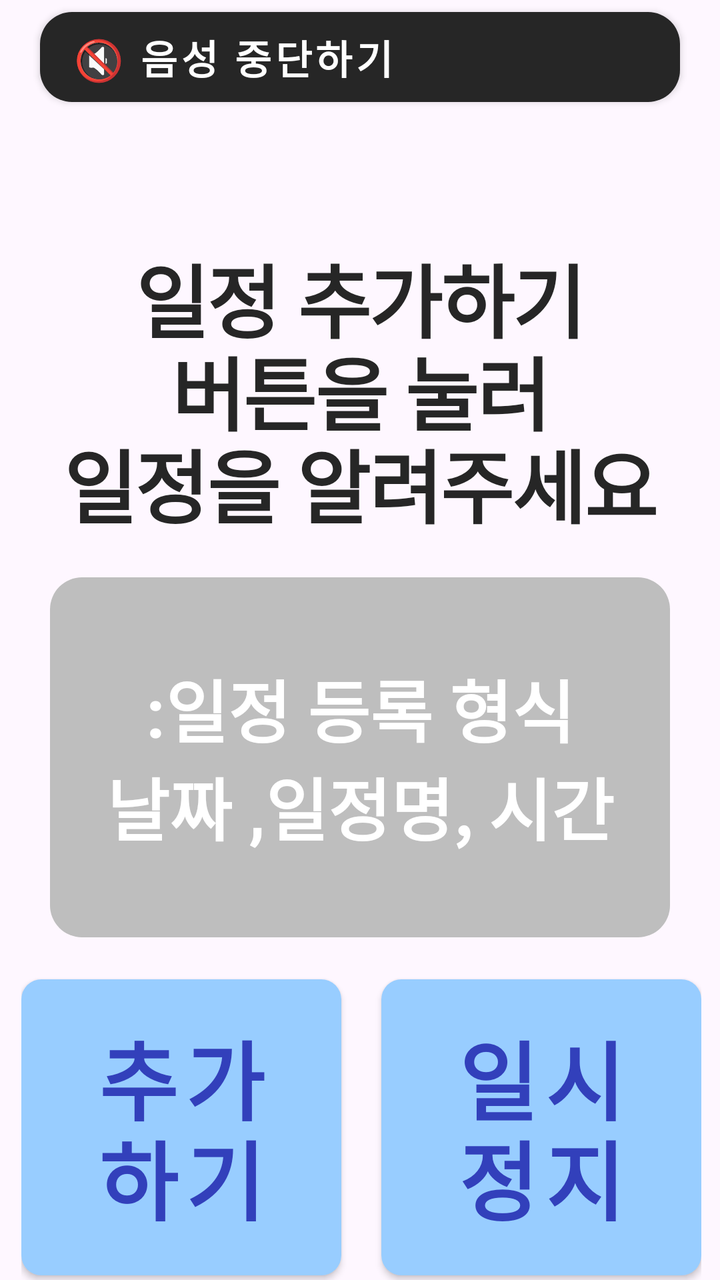
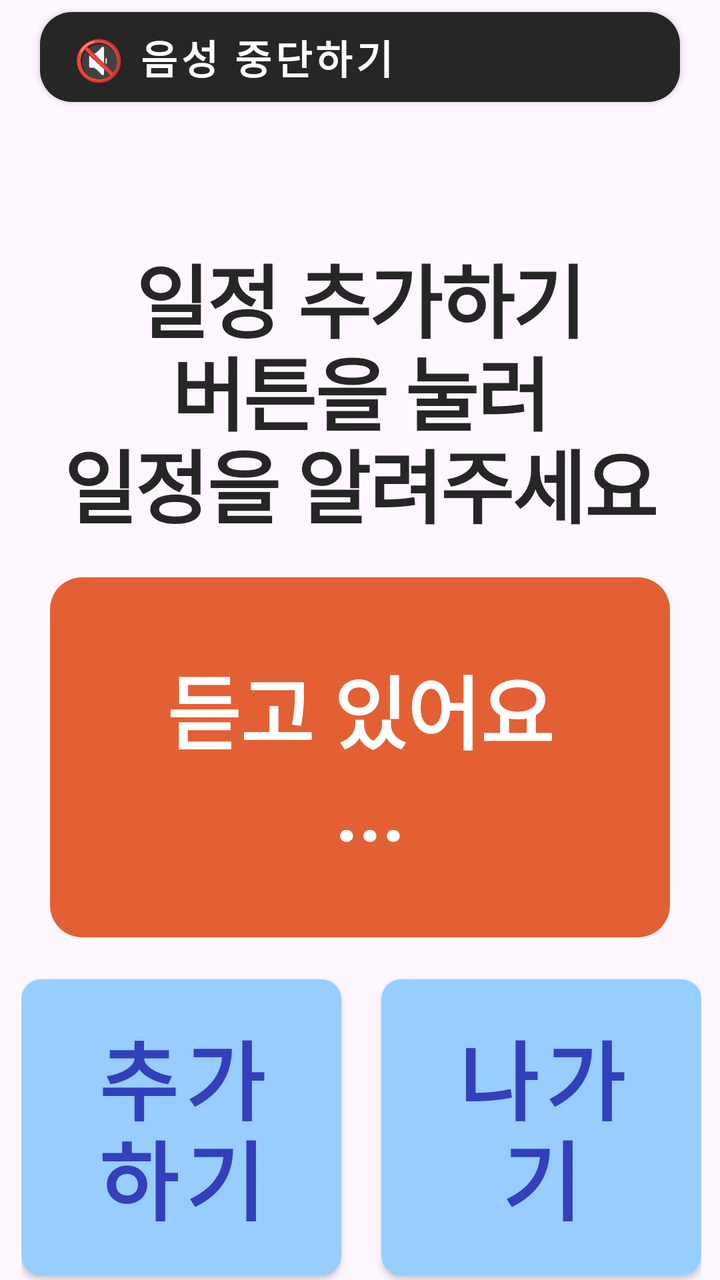

The first picture is an Android layout as it rendered before a commit; the second is the same layout after the commit. The layout source and the unified diff follow.
<!-- AndroidManifest.xml: application theme Theme.Project -->
<!-- res/layout/activity_add_schedule.xml -->
<?xml version="1.0" encoding="utf-8"?>
<androidx.constraintlayout.widget.ConstraintLayout xmlns:android="http://schemas.android.com/apk/res/android"
    xmlns:app="http://schemas.android.com/apk/res-auto"
    xmlns:tools="http://schemas.android.com/tools"
    android:id="@+id/main"
    android:layout_width="match_parent"
    android:layout_height="match_parent">

    <com.google.android.material.button.MaterialButton
        android:id="@+id/VoulumOnBtn"
        style="@style/VolumeOnButton"
        android:layout_height="wrap_content"
        android:layout_width="0dp"
        android:text="🔇 음성 중단하기"
        android:layout_marginStart="20dp"
        android:layout_marginEnd="20dp"
        app:layout_constraintStart_toStartOf="parent"
        app:layout_constraintEnd_toEndOf="parent"
        app:layout_constraintTop_toTopOf="parent" />


    <TextView
        android:id="@+id/textView"
        style="@style/BoldText"
        android:layout_width="wrap_content"
        android:layout_height="wrap_content"
        android:layout_marginTop="120dp"
        android:lineSpacingMultiplier="0.8"
        android:letterSpacing="-0.02"
        android:minLines="3"
        android:text="일정 추가하기\n버튼을 눌러\n일정을 알려주세요"
        app:layout_constraintEnd_toEndOf="parent"
        app:layout_constraintStart_toStartOf="parent"
        app:layout_constraintTop_toTopOf="parent" />


    <TextView
        android:id="@+id/textView2"
        android:background="@drawable/rounded_background"
        android:backgroundTint="#BEBEBE"
        android:textColor="#FFFFFF"
        android:textStyle="bold"
        android:gravity="center"
        android:paddingTop="4dp"
        android:paddingBottom="4dp"
        android:layout_width="0dp"
        android:layout_height="180dp"
        android:layout_marginStart="25dp"
        android:layout_marginTop="18dp"
        android:layout_marginEnd="25dp"
        android:text=":일정 등록 형식\n날짜 ,일정명, 시간"
        android:textSize="34sp"
        app:layout_constraintEnd_toEndOf="parent"
        app:layout_constraintHorizontal_bias="1.0"
        app:layout_constraintStart_toStartOf="parent"
        app:layout_constraintTop_toBottomOf="@+id/textView" />

    <LinearLayout
        android:id="@+id/row1"
        android:layout_width="wrap_content"
        android:layout_height="0dp"
        android:layout_marginStart="20dp"
        android:layout_marginTop="15dp"
        android:layout_marginEnd="20dp"
        android:baselineAligned="false"
        android:orientation="horizontal"
        app:layout_constraintEnd_toEndOf="parent"
        app:layout_constraintHorizontal_bias="0.483"
        app:layout_constraintStart_toStartOf="parent"
        app:layout_constraintTop_toBottomOf="@+id/textView2">

        <com.google.android.material.button.MaterialButton
            android:id="@+id/BtnSchedule"
            style="@style/EnabledBtn"
            android:layout_width="160dp"
            android:layout_height="160dp"
            android:layout_marginEnd="20dp"
            android:text="추가\n하기"
            android:textSize="43dp" />

        <com.google.android.material.button.MaterialButton
            android:id="@+id/btnStop"
            style="@style/EnabledBtn"
            android:layout_width="160dp"
            android:layout_height="160dp"
            android:textSize="43dp"
            android:text="일시\n정지" />

    </LinearLayout>

    <LinearLayout
        android:id="@+id/row2"
        android:layout_width="wrap_content"
        android:layout_height="wrap_content"
        android:layout_marginTop="20dp"
        android:orientation="horizontal"
        android:baselineAligned="false"
        app:layout_constraintEnd_toEndOf="parent"
        app:layout_constraintHorizontal_bias="0.492"
        app:layout_constraintStart_toStartOf="parent"
        app:layout_constraintTop_toBottomOf="@+id/row1">

        <com.google.android.material.button.MaterialButton
            android:id="@+id/BtnRetry"
            style="@style/EnabledBtn"
            android:layout_width="160dp"
            android:layout_height="160dp"
            android:textSize="43dp"
            android:layout_marginEnd="20dp"
            android:text="다시\n듣기" />

        <com.google.android.material.button.MaterialButton
            android:id="@+id/BtnExit"
            style="@style/EnabledBtn"
            android:layout_width="160dp"
            android:layout_height="160dp"
            android:text="취소" />

    </LinearLayout>



</androidx.constraintlayout.widget.ConstraintLayout>
<!-- resources referenced by this layout -->
<resources>
  <!-- drawable rounded_background (drawable) -->
  <?xml version="1.0" encoding="utf-8"?>
  <shape xmlns:android="http://schemas.android.com/apk/res/android">
      <corners android:radius="16dp" />
  </shape>
  <style name="BoldText" parent="Widget.AppCompat.TextView">
          <item name="android:textColor">#262626</item>
          <item name="android:textStyle">bold</item>
          <item name="android:textSize">40sp</item>
          <item name="android:gravity">center</item>
          <item name="android:maxWidth">340dp</item>
      </style>
  <style name="EnabledBtn" parent="Widget.MaterialComponents.Button">
          <item name="cornerRadius">10dp</item>
          <item name="backgroundTint">#98CDFF</item>
          <item name="android:textColor">#3240BB</item>
          <item name="android:textSize">50sp</item>
          <item name="android:textStyle">bold</item>
          <item name="android:lineSpacingMultiplier">0.8</item>
      </style>
  <style name="VolumeOnButton" parent="Widget.MaterialComponents.Button">
          <item name="cornerRadius">16dp</item>
          <item name="backgroundTint">#262626</item>
          <item name="android:textColor">#FFFFFF</item>
          <item name="android:textSize">20sp</item>
          <item name="android:textStyle">bold</item>
          <item name="android:gravity">left</item>
          <item name="paddingStart">20dp</item>
          <item name="android:paddingVertical">8dp</item>
      </style>
  <style name="Theme.Project" parent="Base.Theme.Project" />
  <style name="Base.Theme.Project" parent="Theme.Material3.Light.NoActionBar">
        
        
        
        
     </style>
</resources>

<!-- the commit's change to res/layout/activity_add_schedule.xml (unified diff, before → after) -->
@@ -27,7 +27,6 @@
         android:layout_marginTop="120dp"
         android:lineSpacingMultiplier="0.8"
         android:letterSpacing="-0.02"
-        android:minLines="3"
         android:text="일정 추가하기\n버튼을 눌러\n일정을 알려주세요"
         app:layout_constraintEnd_toEndOf="parent"
         app:layout_constraintStart_toStartOf="parent"
@@ -36,20 +35,14 @@
 
     <TextView
         android:id="@+id/textView2"
-        android:background="@drawable/rounded_background"
-        android:backgroundTint="#BEBEBE"
-        android:textColor="#FFFFFF"
-        android:textStyle="bold"
-        android:gravity="center"
-        android:paddingTop="4dp"
-        android:paddingBottom="4dp"
+        style="@style/TextBoxRed"
         android:layout_width="0dp"
         android:layout_height="180dp"
         android:layout_marginStart="25dp"
         android:layout_marginTop="18dp"
         android:layout_marginEnd="25dp"
-        android:text=":일정 등록 형식\n날짜 ,일정명, 시간"
-        android:textSize="34sp"
+        android:text="듣고 있어요\n ..."
+        android:textSize="40dp"
         app:layout_constraintEnd_toEndOf="parent"
         app:layout_constraintHorizontal_bias="1.0"
         app:layout_constraintStart_toStartOf="parent"
@@ -71,7 +64,7 @@
 
         <com.google.android.material.button.MaterialButton
             android:id="@+id/BtnSchedule"
-            style="@style/EnabledBtn"
+            style="@style/QnaStateButton"
             android:layout_width="160dp"
             android:layout_height="160dp"
             android:layout_marginEnd="20dp"
@@ -79,12 +72,12 @@
             android:textSize="43dp" />
 
         <com.google.android.material.button.MaterialButton
-            android:id="@+id/btnStop"
-            style="@style/EnabledBtn"
+            android:id="@+id/BtnTodo"
+            style="@style/QnaStateButton"
             android:layout_width="160dp"
             android:layout_height="160dp"
             android:textSize="43dp"
-            android:text="일시\n정지" />
+            android:text="나가기" />
 
     </LinearLayout>
 
@@ -101,8 +94,8 @@
         app:layout_constraintTop_toBottomOf="@+id/row1">
 
         <com.google.android.material.button.MaterialButton
-            android:id="@+id/BtnRetry"
-            style="@style/EnabledBtn"
+            android:id="@+id/BtnQna"
+            style="@style/QnaStateButton"
             android:layout_width="160dp"
             android:layout_height="160dp"
             android:textSize="43dp"
@@ -110,11 +103,11 @@
             android:text="다시\n듣기" />
 
         <com.google.android.material.button.MaterialButton
-            android:id="@+id/BtnExit"
-            style="@style/EnabledBtn"
+            android:id="@+id/BtnEmergency"
+            style="@style/QnaStateButton"
             android:layout_width="160dp"
             android:layout_height="160dp"
-            android:text="취소" />
+            android:text="종료" />
 
     </LinearLayout>
 
<!-- resource entries referenced after the edit -->
@@ -12,13 +12,26 @@
           <item name="android:gravity">center</item>
           <item name="android:maxWidth">340dp</item>
       </style>
-  <style name="EnabledBtn" parent="Widget.MaterialComponents.Button">
+  <style name="QnaStateButton" parent="Widget.MaterialComponents.Button">
           <item name="cornerRadius">10dp</item>
-          <item name="backgroundTint">#98CDFF</item>
-          <item name="android:textColor">#3240BB</item>
+  
+          <item name="backgroundTint">@color/button_background_tint</item>
+  
+          <item name="android:textColor">@color/button_text_selector</item>
+  
           <item name="android:textSize">50sp</item>
           <item name="android:textStyle">bold</item>
           <item name="android:lineSpacingMultiplier">0.8</item>
+      </style>
+  <style name="TextBoxRed" parent="Widget.AppCompat.TextView">
+          <item name="android:background">@drawable/rounded_background</item>
+          <item name="android:backgroundTint">#E36034</item>
+          <item name="android:textColor">#FFFFFF</item>
+          <item name="android:textSize">30sp</item>
+          <item name="android:textStyle">bold</item>
+          <item name="android:gravity">center</item>
+          <item name="android:paddingTop">8dp</item>
+          <item name="android:paddingBottom">8dp</item>
       </style>
   <style name="VolumeOnButton" parent="Widget.MaterialComponents.Button">
           <item name="cornerRadius">16dp</item>
